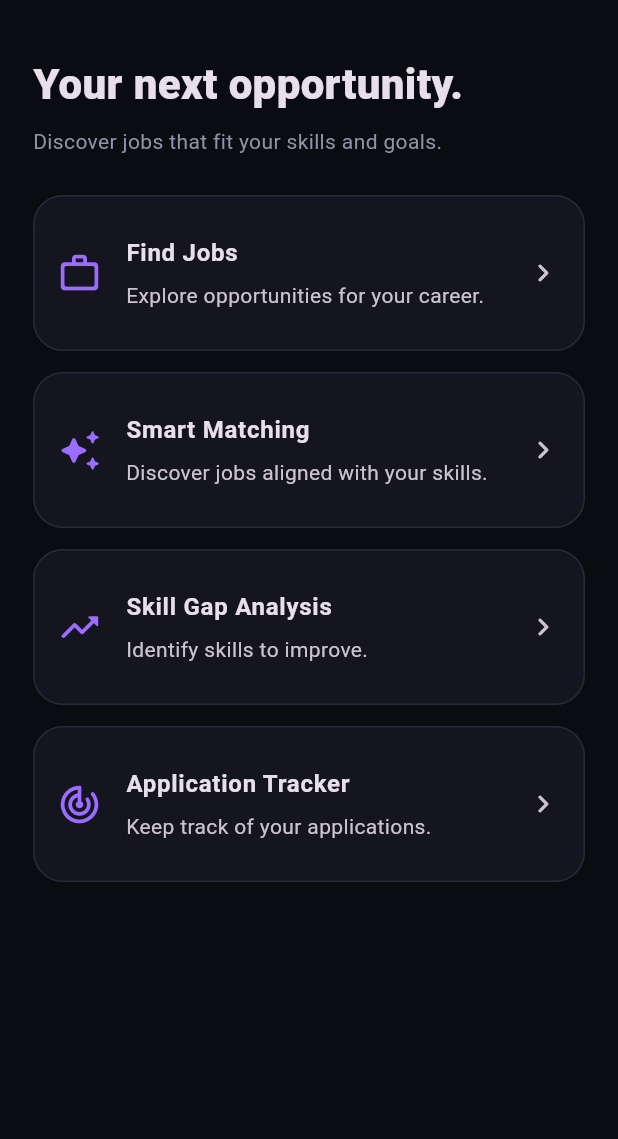
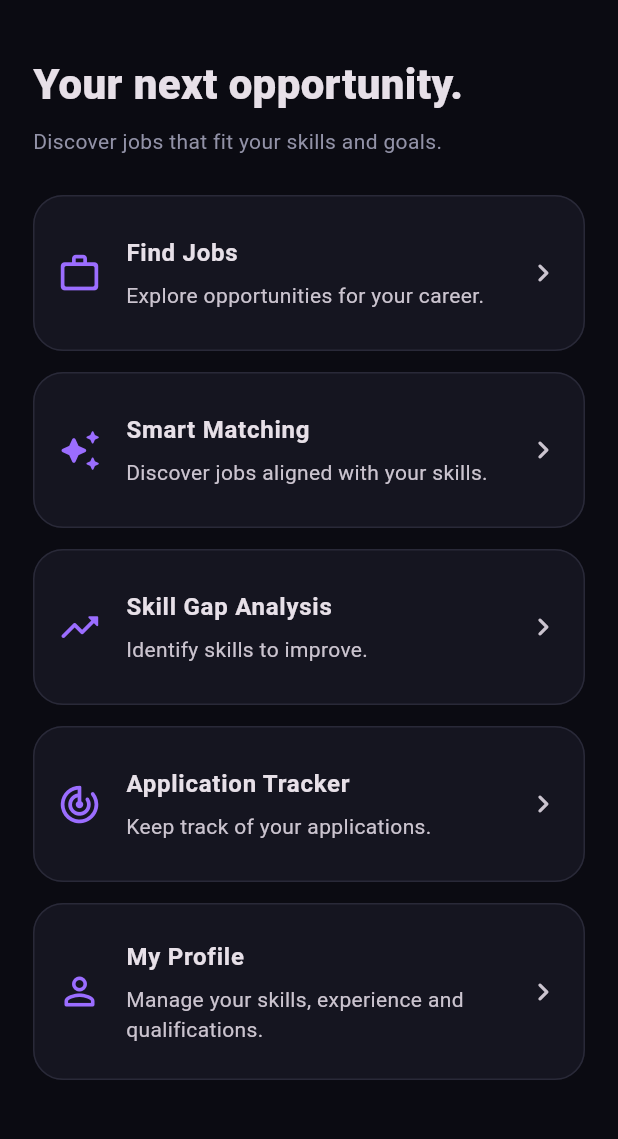
Before and after one commit to ghaniashahzad01/jobnest, a Flutter app: the JobSeekerDashboard screen opened directly, on a phone screen of 412 x 824 dp, the part 63-1202 px from its top. Run offline on Flutter 3.47's test engine with Material 3 defaults, Android fonts, the light colour scheme and no system bars; our stand-ins replace file_picker, supabase_flutter; accounts and stored records are empty.

Commit message:
Added in job seeker dashboard.

```diff
--- a/lib/features/job_seeker/dashboard/job_seeker_dashboard.dart
+++ b/lib/features/job_seeker/dashboard/job_seeker_dashboard.dart
@@ -1,6 +1,7 @@
 import 'package:flutter/material.dart';
 import 'package:supabase_flutter/supabase_flutter.dart';
 
+import '../profile/job_seeker_profile_screen.dart';
 import '../skill_gap/skill_gap_analysis_screen.dart';
 import '../matching/smart_job_matching_screen.dart';
 import '../applications/application_tracker_screen.dart';
@@ -100,6 +101,19 @@ class JobSeekerDashboard extends StatelessWidget {
                   );
                 },
               ),
+              _FeatureCard(
+                icon: Icons.person_outline_rounded,
+                title: 'My Profile',
+                subtitle: 'Manage your skills, experience and qualifications.',
+                onTap: () {
+                  Navigator.push(
+                    context,
+                    MaterialPageRoute(
+                      builder: (_) => const JobSeekerProfileScreen(),
+                    ),
+                  );
+                },
+              ),
             ],
           ),
         ),
```
